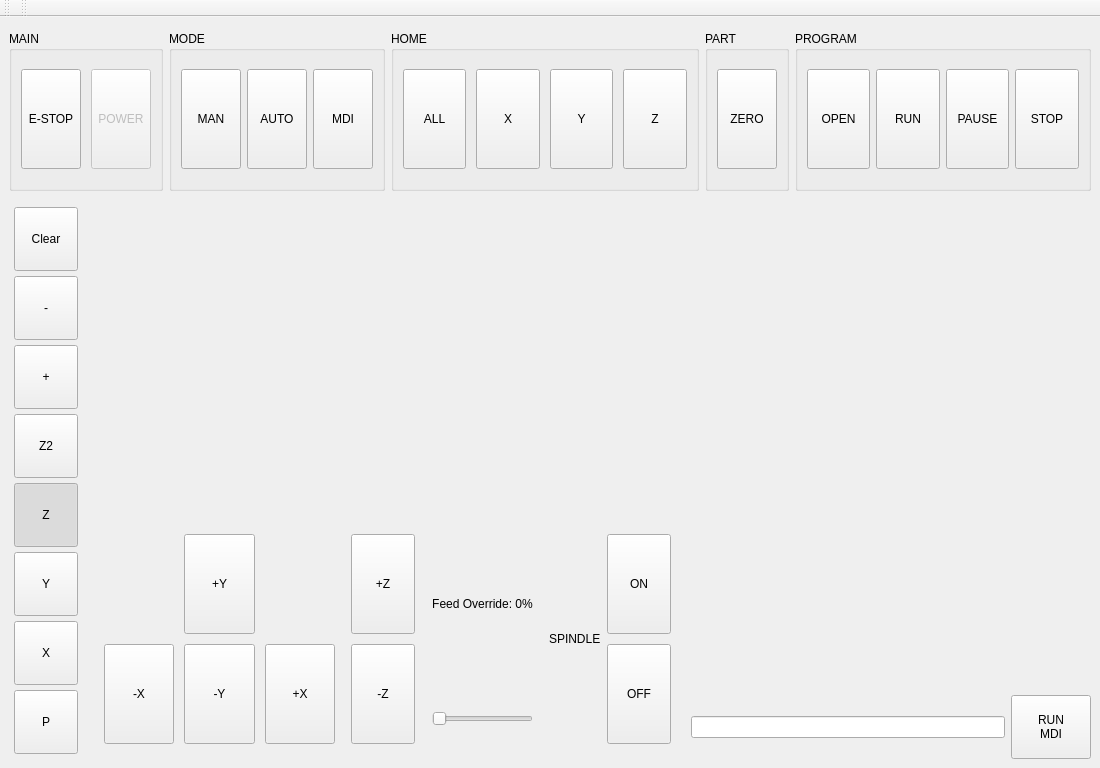
First picture: the form in jcnc/ui/window.ui, repository kcjengr/turbonc, before the edit.
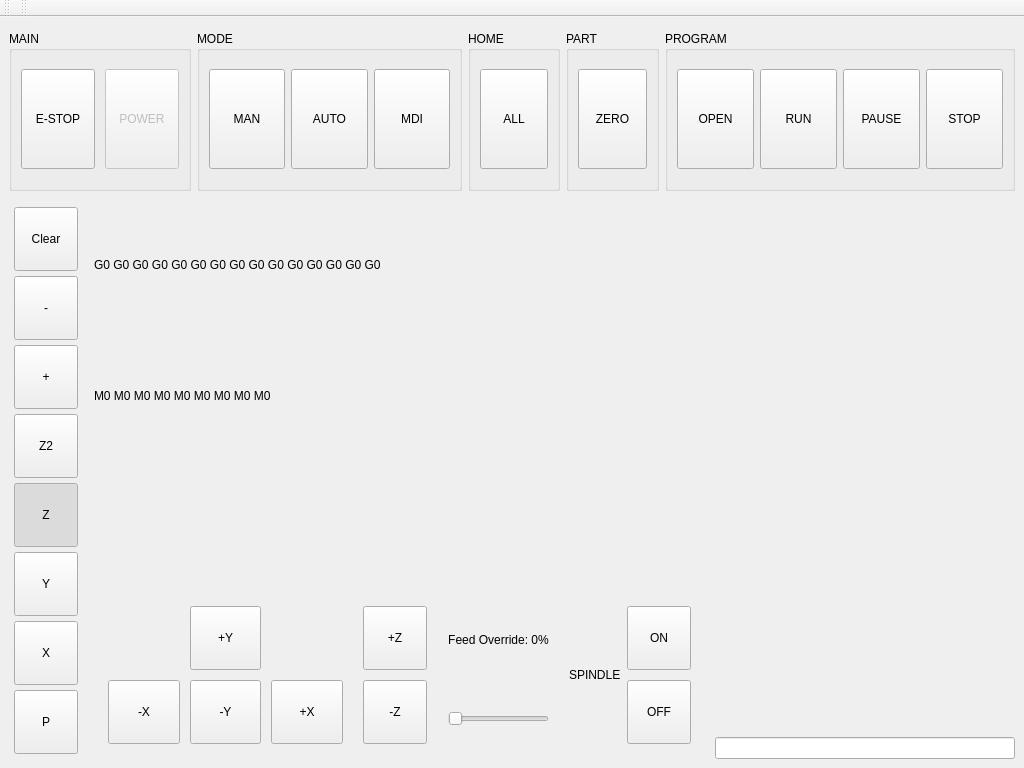
Second picture: the form after the edit. Custom widgets are drawn as their Qt base class.

Commit message: min size

```diff
--- a/jcnc/ui/window.ui
+++ b/jcnc/ui/window.ui
@@ -6,10 +6,16 @@
    <rect>
     <x>0</x>
     <y>0</y>
-    <width>1100</width>
+    <width>1024</width>
     <height>768</height>
    </rect>
   </property>
+  <property name="minimumSize">
+   <size>
+    <width>1024</width>
+    <height>768</height>
+   </size>
+  </property>
   <property name="focusPolicy">
    <enum>Qt::StrongFocus</enum>
   </property>
@@ -266,72 +272,6 @@
            </property>
           </widget>
          </item>
-         <item>
-          <widget class="ActionButton" name="homex_abutton">
-           <property name="minimumSize">
-            <size>
-             <width>60</width>
-             <height>64</height>
-            </size>
-           </property>
-           <property name="maximumSize">
-            <size>
-             <width>100</width>
-             <height>100</height>
-            </size>
-           </property>
-           <property name="text">
-            <string>X</string>
-           </property>
-           <property name="actionName" stdset="0">
-            <string>machine.home.axis:x</string>
-           </property>
-          </widget>
-         </item>
-         <item>
-          <widget class="ActionButton" name="homey_abutton">
-           <property name="minimumSize">
-            <size>
-             <width>60</width>
-             <height>64</height>
-            </size>
-           </property>
-           <property name="maximumSize">
-            <size>
-             <width>100</width>
-             <height>100</height>
-            </size>
-           </property>
-           <property name="text">
-            <string>Y</string>
-           </property>
-           <property name="actionName" stdset="0">
-            <string>machine.home.axis:y</string>
-           </property>
-          </widget>
-         </item>
-         <item>
-          <widget class="ActionButton" name="homez_abutton">
-           <property name="minimumSize">
-            <size>
-             <width>60</width>
-             <height>64</height>
-            </size>
-           </property>
-           <property name="maximumSize">
-            <size>
-             <width>100</width>
-             <height>100</height>
-            </size>
-           </property>
-           <property name="text">
-            <string>Z</string>
-           </property>
-           <property name="actionName" stdset="0">
-            <string>machine.home.axis:z</string>
-           </property>
-          </widget>
-         </item>
         </layout>
        </widget>
       </item>
@@ -676,7 +616,7 @@
          </widget>
         </item>
         <item>
-         <layout class="QVBoxLayout" name="verticalLayout_4" stretch="0,0">
+         <layout class="QVBoxLayout" name="verticalLayout_4" stretch="0,0,0,0">
           <property name="spacing">
            <number>6</number>
           </property>
@@ -692,6 +632,35 @@
           <property name="bottomMargin">
            <number>15</number>
           </property>
+          <item>
+           <widget class="StatusLabel" name="statuslabel_13">
+            <property name="enabled">
+             <bool>true</bool>
+            </property>
+            <property name="text">
+             <string>G0 G0 G0 G0 G0 G0 G0 G0 G0 G0 G0 G0 G0 G0 G0</string>
+            </property>
+            <property name="rules" stdset="0">
+             <string>[{&quot;channels&quot;: [{&quot;trigger&quot;: true, &quot;type&quot;: &quot;str&quot;, &quot;url&quot;: &quot;status:gcodes?text&quot;}], &quot;property&quot;: &quot;Text&quot;, &quot;expression&quot;: &quot;ch[0]&quot;, &quot;name&quot;: &quot;Active Codes&quot;}]</string>
+            </property>
+            <property name="statusItem" stdset="0">
+             <string/>
+            </property>
+           </widget>
+          </item>
+          <item>
+           <widget class="StatusLabel" name="statuslabel_14">
+            <property name="text">
+             <string>M0 M0 M0 M0 M0 M0 M0 M0 M0</string>
+            </property>
+            <property name="rules" stdset="0">
+             <string>[{&quot;channels&quot;: [{&quot;trigger&quot;: true, &quot;type&quot;: &quot;str&quot;, &quot;url&quot;: &quot;status:mcodes?text&quot;}], &quot;property&quot;: &quot;Text&quot;, &quot;expression&quot;: &quot;ch[0]&quot;, &quot;name&quot;: &quot;Active Mcodes&quot;}]</string>
+            </property>
+            <property name="statusItem" stdset="0">
+             <string/>
+            </property>
+           </widget>
+          </item>
           <item>
            <widget class="VTKBackPlot" name="vtk">
             <property name="backgroundColor" stdset="0">
@@ -1073,7 +1042,7 @@
            <widget class="GcodeEditor" name="gcodeeditor">
             <property name="minimumSize">
              <size>
-              <width>400</width>
+              <width>300</width>
               <height>0</height>
              </size>
             </property>
@@ -1090,20 +1059,6 @@
             <item>
              <widget class="MDIEntry" name="mdientry"/>
             </item>
-            <item>
-             <widget class="QPushButton" name="mdi_return">
-              <property name="minimumSize">
-               <size>
-                <width>64</width>
-                <height>64</height>
-               </size>
-              </property>
-              <property name="text">
-               <string>RUN
-MDI</string>
-              </property>
-             </widget>
-            </item>
            </layout>
           </item>
          </layout>
```
Left out of the diff: 1 changed line with no effect on the pictures.
